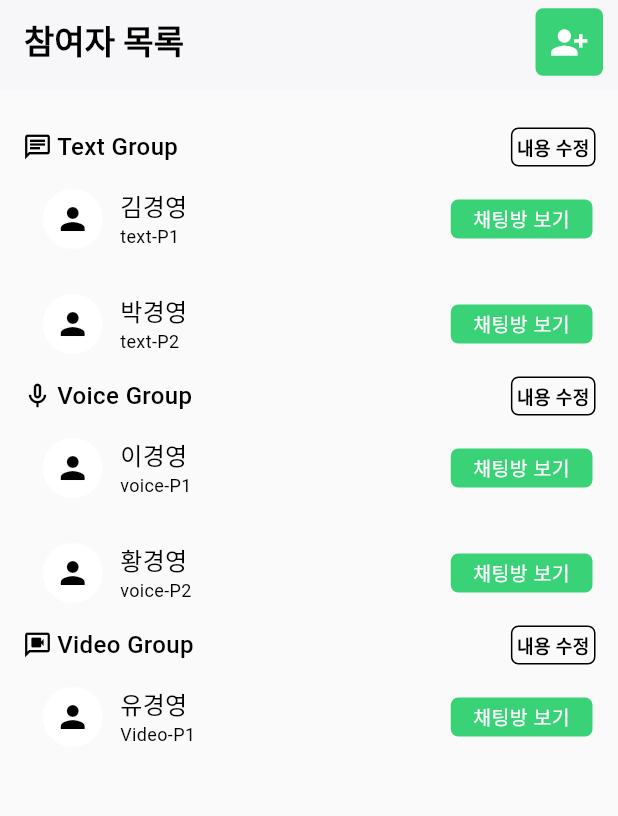
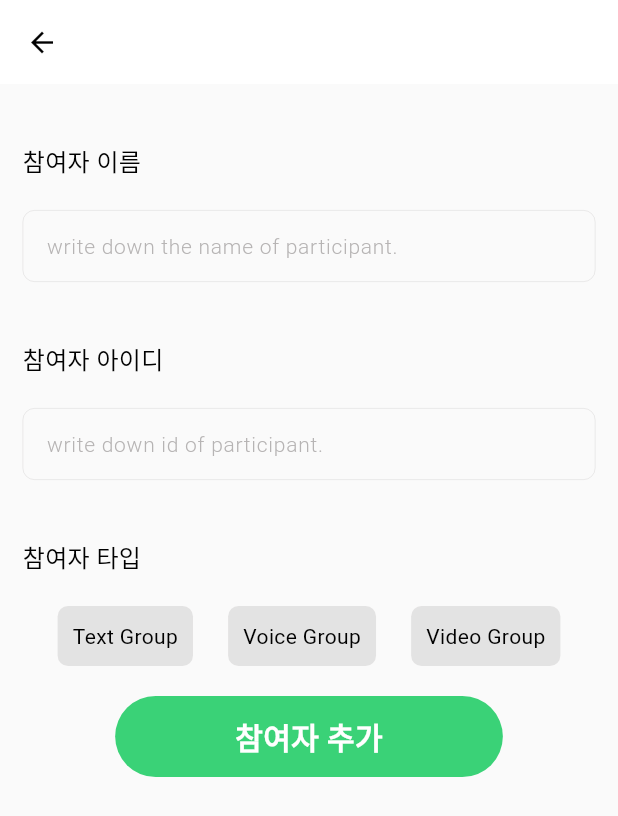
Before and after one commit to ssKimholy/night_alarm_project_manager, a Flutter app: the screen it shows after launch, after a tap on the "person add alt 1" icon, on a phone screen of 412 x 824 dp. Shown: the top 816 px of the screen. Run offline on Flutter 3.47's test engine with Material 3 defaults, Android fonts, the phone set to English and light mode, and no system bars; our stand-ins replace file_picker, permission_handler; missing offline and left inert: dart:ffi; Roboto replaces fonts that are missing (Noto_Sans_KR).

Commit message:
complete front task

```diff
--- /dev/null
+++ b/lib/screen/add_participant_screen.dart
@@ -0,0 +1,260 @@
+import 'package:flutter/material.dart';
+
+class AddParticipantScreen extends StatefulWidget {
+  String pName;
+  String pId;
+  String pType;
+
+  AddParticipantScreen(
+      {super.key, this.pName = '', this.pId = '', this.pType = ''});
+
+  @override
+  State<AddParticipantScreen> createState() => _AddParticipantScreenState();
+}
+
+class _AddParticipantScreenState extends State<AddParticipantScreen> {
+  final TextEditingController _nameController = TextEditingController();
+
+  final TextEditingController _idController = TextEditingController();
+
+  @override
+  Widget build(BuildContext context) {
+    return Scaffold(
+      resizeToAvoidBottomInset: true,
+      backgroundColor: const Color(0xfffafafa),
+      appBar: AppBar(
+        backgroundColor: Colors.white,
+        leading: IconButton(
+          onPressed: () {
+            Navigator.pop(context);
+          },
+          icon: const Icon(
+            Icons.arrow_back,
+            color: Colors.black,
+            size: 22,
+          ),
+        ),
+      ),
+      body: SingleChildScrollView(
+        child: Padding(
+          padding: const EdgeInsets.symmetric(horizontal: 15.0),
+          child: Column(
+            crossAxisAlignment: CrossAxisAlignment.start,
+            children: [
+              const SizedBox(
+                height: 40.0,
+              ),
+              const Text('참여자 이름',
+                  style: TextStyle(
+                      color: Colors.black,
+                      fontFamily: 'Noto_Sans_KR',
+                      fontSize: 16,
+                      fontWeight: FontWeight.w500)),
+              const SizedBox(
+                height: 20.0,
+              ),
+              TextField(
+                onChanged: (text) {
+                  setState(() {
+                    widget.pName = text;
+                  });
+                },
+                controller: _nameController,
+                decoration: InputDecoration(
+                  contentPadding: const EdgeInsets.symmetric(
+                      vertical: 0.0, horizontal: 12.0),
+                  focusedBorder: OutlineInputBorder(
+                      borderSide: BorderSide(
+                    color: const Color(0xff898585).withOpacity(0.2), // 테두리 색상
+                    width: 0.5, // 테두리 두께
+                  )),
+                  border: OutlineInputBorder(
+                    borderRadius: BorderRadius.circular(8.0), // 모서리 둥글게 설정
+                    borderSide: BorderSide(
+                      color: const Color(0xff898585).withOpacity(0.2), // 테두리 색상
+                      width: 0.5, // 테두리 두께
+                    ),
+                  ),
+                  enabledBorder: OutlineInputBorder(
+                    borderRadius: BorderRadius.circular(8.0), // 모서리 둥글게 설정
+                    borderSide: BorderSide(
+                      color: const Color(0xff898585).withOpacity(0.2), // 테두리 색상
+                      width: 0.5,
+                    ),
+                  ),
+                  hintText: 'write down the name of participant.',
+                  hintStyle: TextStyle(
+                      color: const Color(0xff898585).withOpacity(0.6),
+                      fontFamily: 'Noto_Sans_KR',
+                      fontSize: 14,
+                      fontWeight: FontWeight.w300),
+                ),
+              ),
+              const SizedBox(
+                height: 40.0,
+              ),
+              const Text('참여자 아이디',
+                  style: TextStyle(
+                      color: Colors.black,
+                      fontFamily: 'Noto_Sans_KR',
+                      fontSize: 16,
+                      fontWeight: FontWeight.w500)),
+              const SizedBox(
+                height: 20.0,
+              ),
+              TextField(
+                onChanged: (text) {
+                  setState(() {
+                    widget.pId = text;
+                  });
+                },
+                controller: _idController,
+                decoration: InputDecoration(
+                  contentPadding: const EdgeInsets.symmetric(
+                      vertical: 0.0, horizontal: 12.0),
+                  focusedBorder: OutlineInputBorder(
+                      borderSide: BorderSide(
+                    color: const Color(0xff898585).withOpacity(0.2), // 테두리 색상
+                    width: 0.5, // 테두리 두께
+                  )),
+                  border: OutlineInputBorder(
+                    borderRadius: BorderRadius.circular(8.0), // 모서리 둥글게 설정
+                    borderSide: BorderSide(
+                      color: const Color(0xff898585).withOpacity(0.2), // 테두리 색상
+                      width: 0.5, // 테두리 두께
+                    ),
+                  ),
+                  enabledBorder: OutlineInputBorder(
+                    borderRadius: BorderRadius.circular(8.0), // 모서리 둥글게 설정
+                    borderSide: BorderSide(
+                      color: const Color(0xff898585).withOpacity(0.2), // 테두리 색상
+                      width: 0.5,
+                    ),
+                  ),
+                  hintText: 'write down id of participant.',
+                  hintStyle: TextStyle(
+                      color: const Color(0xff898585).withOpacity(0.6),
+                      fontFamily: 'Noto_Sans_KR',
+                      fontSize: 14,
+                      fontWeight: FontWeight.w300),
+                ),
+              ),
+              const SizedBox(
+                height: 40.0,
+              ),
+              const Text('참여자 타입',
+                  style: TextStyle(
+                      color: Colors.black,
+                      fontFamily: 'Noto_Sans_KR',
+                      fontSize: 16,
+                      fontWeight: FontWeight.w500)),
+              const SizedBox(
+                height: 20.0,
+              ),
+              Row(mainAxisAlignment: MainAxisAlignment.spaceEvenly, children: [
+                GestureDetector(
+                  onTap: () {
+                    setState(() {
+                      widget.pType = 'Text Group';
+                    });
+                  },
+                  child: Container(
+                    decoration: BoxDecoration(
+                      color: widget.pType == 'Text Group'
+                          ? const Color(0xff3AD277).withOpacity(0.5)
+                          : const Color(0xff898585).withOpacity(0.2),
+                      borderRadius: BorderRadius.circular(7.0),
+                    ),
+                    padding: const EdgeInsets.symmetric(
+                        horizontal: 10.0, vertical: 10.0),
+                    child: const Text(
+                      'Text Group',
+                      style: TextStyle(
+                          fontFamily: 'Noto_Sans_KR',
+                          fontSize: 14,
+                          fontWeight: FontWeight.w400,
+                          color: Colors.black),
+                    ),
+                  ),
+                ),
+                GestureDetector(
+                  onTap: () {
+                    setState(() {
+                      widget.pType = 'Voice Group';
+                    });
+                  },
+                  child: Container(
+                    decoration: BoxDecoration(
+                      color: widget.pType == 'Voice Group'
+                          ? const Color(0xff3AD277).withOpacity(0.5)
+                          : const Color(0xff898585).withOpacity(0.2),
+                      borderRadius: BorderRadius.circular(7.0),
+                    ),
+                    padding: const EdgeInsets.symmetric(
+                        horizontal: 10.0, vertical: 10.0),
+                    child: const Text(
+                      'Voice Group',
+                      style: TextStyle(
+                          fontFamily: 'Noto_Sans_KR',
+                          fontSize: 14,
+                          fontWeight: FontWeight.w400,
+                          color: Colors.black),
+                    ),
+                  ),
+                ),
+                GestureDetector(
+                  onTap: () {
+                    setState(() {
+                      widget.pType = 'Video Group';
+                    });
+                  },
+                  child: Container(
+                    decoration: BoxDecoration(
+                      color: widget.pType == 'Video Group'
+                          ? const Color(0xff3AD277).withOpacity(0.5)
+                          : const Color(0xff898585).withOpacity(0.2),
+                      borderRadius: BorderRadius.circular(7.0),
+                    ),
+                    padding: const EdgeInsets.symmetric(
+                        horizontal: 10.0, vertical: 10.0),
+                    child: const Text(
+                      'Video Group',
+                      style: TextStyle(
+                          fontFamily: 'Noto_Sans_KR',
+                          fontSize: 14,
+                          fontWeight: FontWeight.w400,
+                          color: Colors.black),
+                    ),
+                  ),
+                ),
+              ]),
+              const SizedBox(
+                height: 20.0,
+              ),
+              Center(
+                child: GestureDetector(
+                    onTap: () {
+                      // http add participant
+                    },
+                    child: Container(
+                      padding: const EdgeInsets.symmetric(
+                          horizontal: 80.0, vertical: 12.0),
+                      decoration: BoxDecoration(
+                        borderRadius: BorderRadius.circular(30),
+                        color: const Color(0xff3ad277),
+                      ),
+                      child: const Text('참여자 추가',
+                          style: TextStyle(
+                              color: Colors.white,
+                              fontFamily: 'Noto_Sans_KR',
+                              fontSize: 20,
+                              fontWeight: FontWeight.bold)),
+                    )),
+              )
+            ],
+          ),
+        ),
+      ),
+    );
+  }
+}
--- a/lib/widget/message_input_widget.dart
+++ b/lib/widget/message_input_widget.dart
@@ -155,7 +155,7 @@ class _MessageInputWidgetState extends State<MessageInputWidget> {
                     padding: const EdgeInsets.all(20.0),
                     decoration: BoxDecoration(
                       borderRadius: BorderRadius.circular(50),
-                      color: const Color(0xffcbcbcbcb),
+                      color: const Color(0xffcbcbcb),
                     ),
                     child: const Icon(
                       Icons.upload_rounded,
--- a/lib/widget/top_bar.dart
+++ b/lib/widget/top_bar.dart
@@ -1,3 +1,4 @@
+import 'package:_night_alarm_manager/screen/add_participant_screen.dart';
 import 'package:flutter/material.dart';
 
 class TopBar extends StatelessWidget implements PreferredSizeWidget {
@@ -28,13 +29,19 @@ class TopBar extends StatelessWidget implements PreferredSizeWidget {
           child: IconButton(
             padding: EdgeInsets.zero,
             constraints: const BoxConstraints(),
-              onPressed: () {},
+            onPressed: () {
+              Navigator.push(
+                context,
+                MaterialPageRoute(builder: (context) => AddParticipantScreen()),
+              );
+            },
             icon: const Icon(
               Icons.person_add_alt_1,
               color: Colors.white,
               size: 26,
-              )),
-        )
+            ),
+          ),
+        ),
       ],
     );
   }
```
Also changed, not shown: lib/models/user_element.dart (+18 -3 lines), lib/models/weekly_survey_element.dart (added, +20 -0 lines), lib/screen/chat_room_screen.dart (+27 -1 lines), lib/screen/daily_survey_screen.dart (+20 -17 lines), lib/screen/manage_main.dart (+59 -6 lines), lib/screen/weekly_survey_screen.dart (added, +274 -0 lines). Lines whose indentation alone changed are shown as unchanged.
